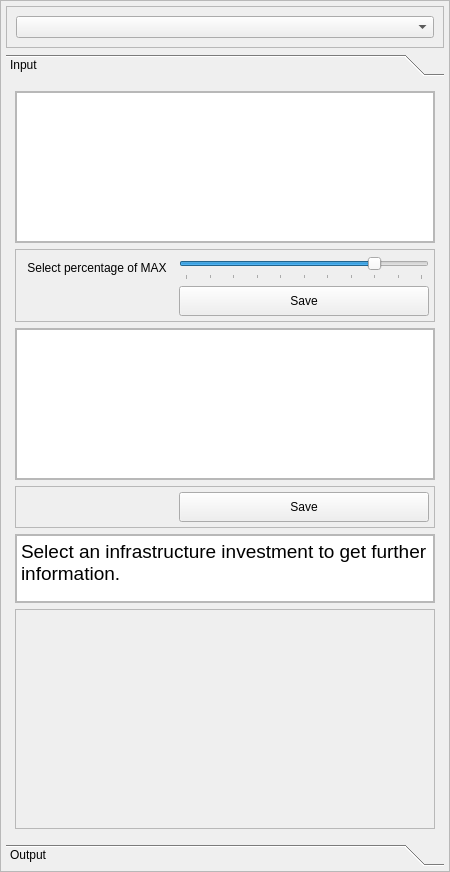
Old version of the form PlanningTool_dockwidget_base.ui in the repository rapha411/PlanningTool.
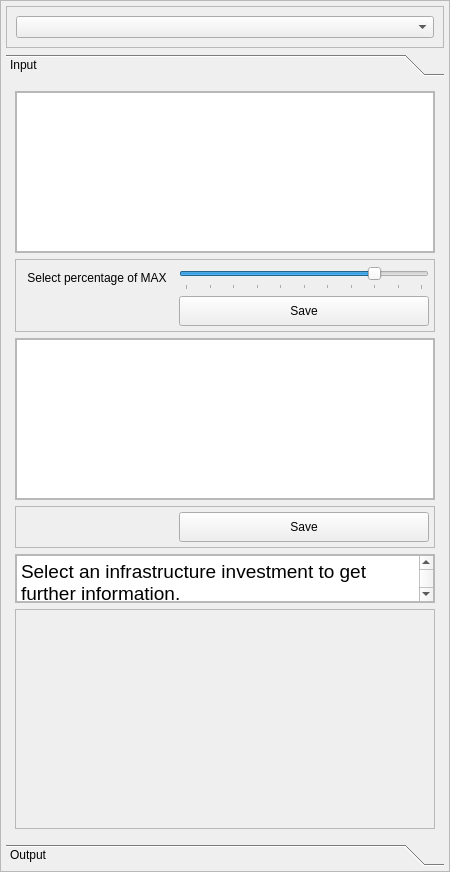
New version of the form.

Diff of the .ui file:
```diff
--- a/PlanningTool_dockwidget_base.ui
+++ b/PlanningTool_dockwidget_base.ui
@@ -91,8 +91,8 @@
            <rect>
             <x>0</x>
             <y>0</y>
-            <width>438</width>
-            <height>738</height>
+            <width>421</width>
+            <height>743</height>
            </rect>
           </property>
           <attribute name="label">
@@ -124,7 +124,7 @@
                   <property name="minimumSize">
                    <size>
                     <width>0</width>
-                    <height>150</height>
+                    <height>160</height>
                    </size>
                   </property>
                  </widget>
@@ -280,7 +280,7 @@
                   <property name="minimumSize">
                    <size>
                     <width>0</width>
-                    <height>150</height>
+                    <height>160</height>
                    </size>
                   </property>
                  </widget>
```
